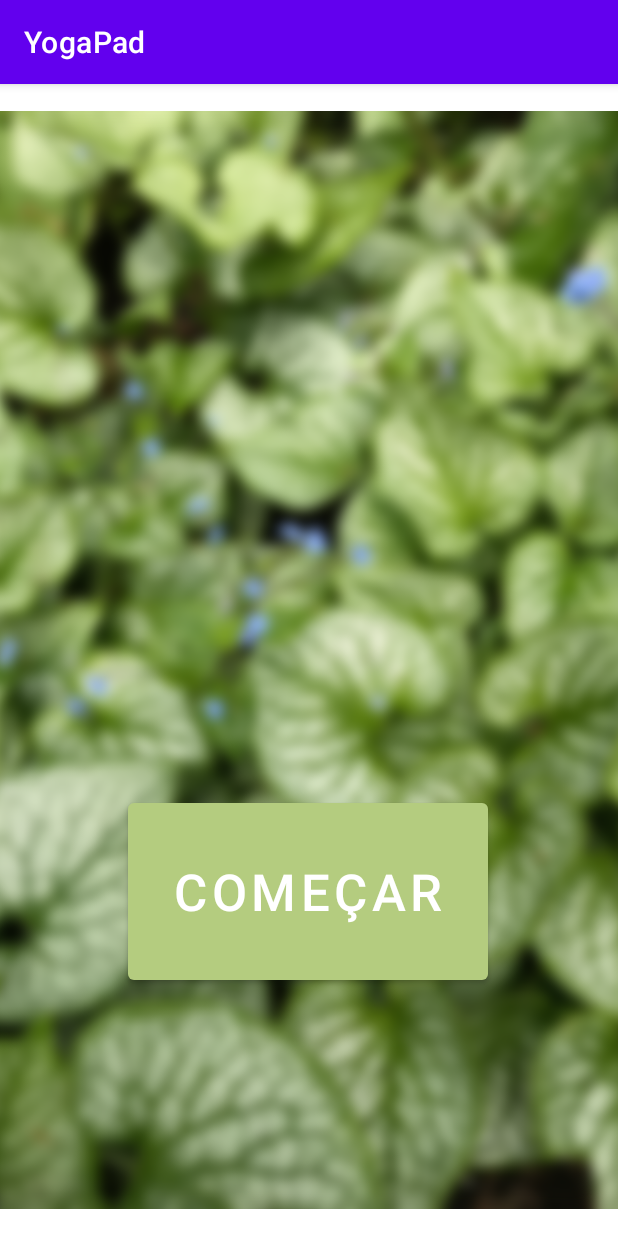
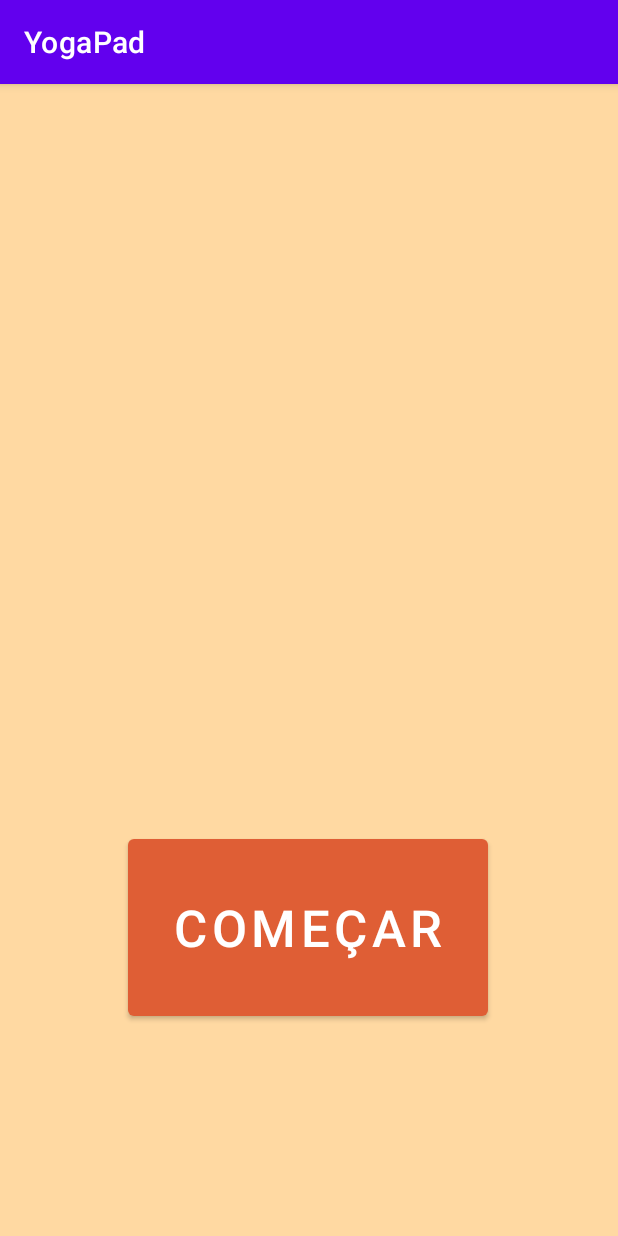
Before and after one commit to PereiraGus/YogaPad, an Android app: the screen it shows after launch (splash), on a phone screen of 412 x 824 dp. Run offline under Robolectric (Android 15) with nearby library versions, the phone set to English and light mode, and no system bars.

Commit message:
Alteração total de cores

```diff
--- a/app/src/main/java/com/example/yogapad/splash.java
+++ b/app/src/main/java/com/example/yogapad/splash.java
@@ -9,6 +9,6 @@ public class splash extends AppCompatActivity {
     @Override
     protected void onCreate(Bundle savedInstanceState) {
         super.onCreate(savedInstanceState);
-        setContentView(R.layout.splash);
+        setContentView(R.layout.activity_splash);
     }
 }
--- a/app/src/main/res/layout/splash.xml
+++ b/app/src/main/res/layout/activity_splash.xml
@@ -4,36 +4,24 @@
     xmlns:tools="http://schemas.android.com/tools"
     android:layout_width="match_parent"
     android:layout_height="match_parent"
+    android:background="@color/defaultCol"
     tools:context=".splash">
-
-    <ImageView
-        android:id="@+id/bgSplash"
-        android:layout_width="wrap_content"
-        android:layout_height="wrap_content"
-        android:layout_marginTop="24dp"
-        android:contentDescription="@string/descBg"
-        app:layout_constraintBottom_toBottomOf="parent"
-        app:layout_constraintEnd_toEndOf="parent"
-        app:layout_constraintHorizontal_bias="1.0"
-        app:layout_constraintStart_toStartOf="parent"
-        app:layout_constraintTop_toTopOf="parent"
-        app:layout_constraintVertical_bias="1.0"
-        app:srcCompat="@drawable/bg" />
 
     <Button
         android:id="@+id/btnStartSplash"
         android:layout_width="240dp"
         android:layout_height="130dp"
+        android:layout_marginBottom="96dp"
         android:contentDescription="@string/btnStart"
         android:text="@string/btnStart"
         android:textSize="34sp"
-        app:backgroundTint="@color/defaultCol"
+        app:backgroundTint="#DF5E35"
         app:layout_constraintBottom_toBottomOf="parent"
         app:layout_constraintEnd_toEndOf="parent"
         app:layout_constraintHorizontal_bias="0.497"
         app:layout_constraintStart_toStartOf="parent"
-        app:layout_constraintTop_toTopOf="@+id/bgSplash"
-        app:layout_constraintVertical_bias="0.742" />
+        app:layout_constraintTop_toBottomOf="@+id/imageView2"
+        app:layout_constraintVertical_bias="0.7" />
 
     <ImageView
         android:id="@+id/imageView2"
@@ -43,9 +31,9 @@
         app:layout_constraintBottom_toBottomOf="parent"
         app:layout_constraintEnd_toEndOf="parent"
         app:layout_constraintHorizontal_bias="0.496"
-        app:layout_constraintStart_toStartOf="@+id/bgSplash"
-        app:layout_constraintTop_toTopOf="@+id/bgSplash"
-        app:layout_constraintVertical_bias="0.157"
+        app:layout_constraintStart_toStartOf="parent"
+        app:layout_constraintTop_toTopOf="parent"
+        app:layout_constraintVertical_bias="0.222"
         tools:srcCompat="@tools:sample/avatars" />
 
 </androidx.constraintlayout.widget.ConstraintLayout>
--- a/app/src/main/res/values/colors.xml
+++ b/app/src/main/res/values/colors.xml
@@ -8,5 +8,5 @@
     <color name="black">#FF000000</color>
     <color name="white">#FFFFFFFF</color>
 
-    <color name="defaultCol">#B4CC7F</color>
+    <color name="defaultCol">#FFD9A2</color>
 </resources>
--- a/app/src/main/res/values/styles.xml
+++ b/app/src/main/res/values/styles.xml
@@ -1,7 +1,7 @@
 <?xml version="1.0" encoding="utf-8"?>
 <resources>
     <style name="DefaultBtn" parent="TextAppearance.AppCompat.Button">
-        <item name="backgroundTint">#B4CC7F</item>
+        <item name="backgroundTint">#DF5E35</item>
         <item name="android:layout_width">240dp</item>
         <item name="android:layout_height">130dp</item>
         <item name="android:textSize">34sp</item>
```
Also changed, not shown: app/src/main/res/layout/activity_menu.xml (+14 -12 lines).
